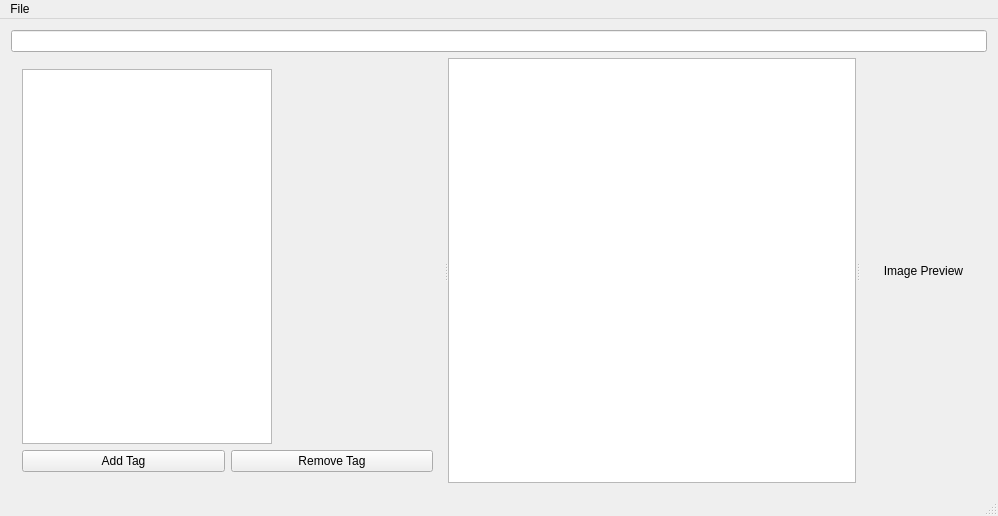
Qt form mainwindow.ui (AlabasterAxe/HDDOrganizer) before a commit.
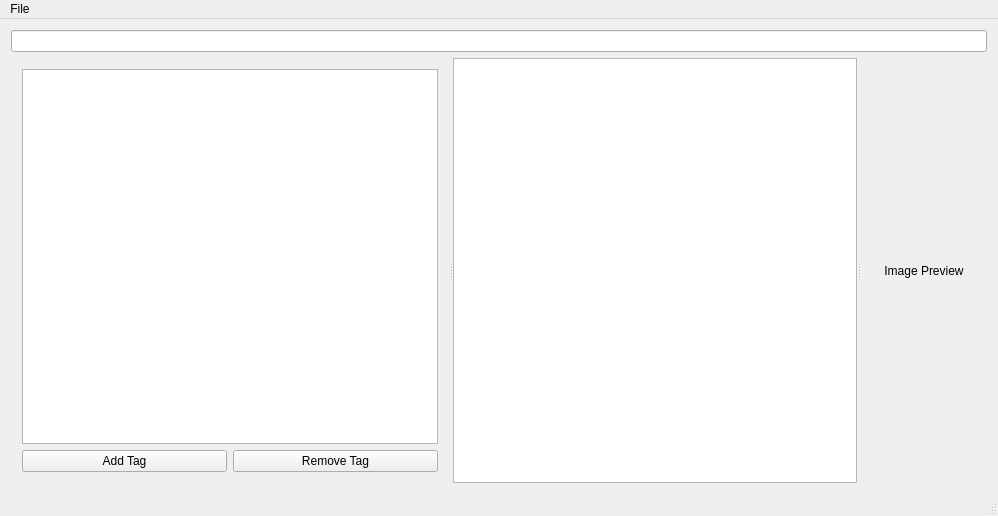
The same form after that commit. Custom widgets are drawn as their Qt base class.

Commit message: only exits if no directory is chosen initially

```diff
--- a/mainwindow.ui
+++ b/mainwindow.ui
@@ -33,7 +33,7 @@
          <widget class="TagTreeView" name="treeView">
           <property name="maximumSize">
            <size>
-            <width>250</width>
+            <width>16777215</width>
             <height>16777215</height>
            </size>
           </property>
```
The commit also changes 1 other file.
